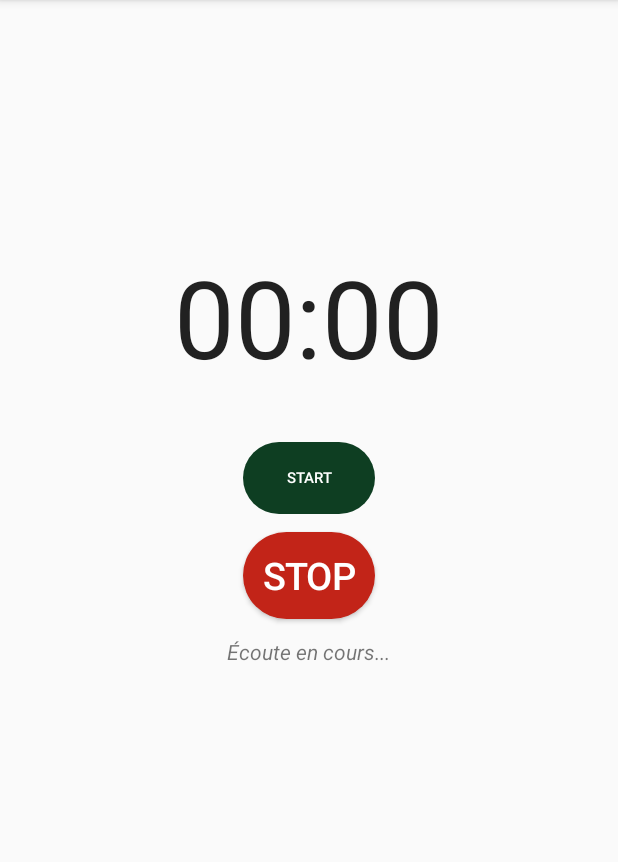
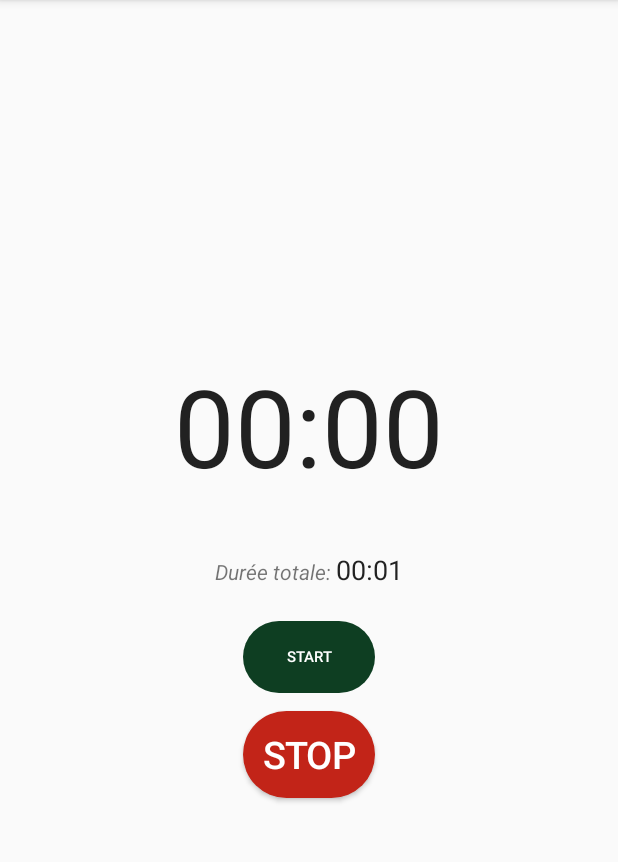
Before and after one commit to Epye/PTUT_temps_de_parole, an Android app: the screen it shows after launch (MainActivity), after a tap on "START", on a phone screen of 412 x 824 dp, the part 84-946 px from its top. Run offline under Robolectric (Android 15) with nearby library versions, the phone set to English and light mode, and no system bars.

Commit message:
add chronometer total duration + alertdialog recap

```diff
--- a/Record_Audio_Test/app/src/main/java/fr/lannier/iem/record_audio_test/MainActivity.java
+++ b/Record_Audio_Test/app/src/main/java/fr/lannier/iem/record_audio_test/MainActivity.java
@@ -1,13 +1,15 @@
 package fr.lannier.iem.record_audio_test;
 
+import android.content.DialogInterface;
 import android.os.Bundle;
 import android.os.Environment;
 import android.os.SystemClock;
+import android.support.v7.app.AlertDialog;
 import android.support.v7.app.AppCompatActivity;
 import android.view.View;
 import android.widget.Button;
 import android.widget.Chronometer;
-import android.widget.TextView;
+import android.widget.Toast;
 
 import java.io.File;
 import java.io.FileOutputStream;
@@ -24,24 +26,24 @@ public class MainActivity extends AppCompatActivity {
     long timeWhenStopped = 0;
     Button btnStop;
     Button btnStart;
+    Chronometer totalChrono;
 
     @Override
     protected void onCreate(Bundle savedInstanceState) {
         super.onCreate(savedInstanceState);
         setContentView(R.layout.activity_main);
         chrono=(Chronometer) findViewById(R.id.chronometer);
+        totalChrono=(Chronometer) findViewById(R.id.chronometerTotal);
         sm=new SoundMeter(MainActivity.this);
         th=new Thread(sm);
 
-
-
-        final TextView tvData=(TextView) findViewById(R.id.data);
 
         btnStart = (Button)findViewById(R.id.button);
         btnStart.setOnClickListener(new Button.OnClickListener() {
             @Override
             public void onClick(View v) {
-                tvData.setText("Écoute en cours...");
+                totalChrono.setBase(SystemClock.elapsedRealtime());
+                totalChrono.start();
                 sm=new SoundMeter(MainActivity.this);
                 timeWhenStopped=0;
                 th=new Thread(sm);
@@ -60,16 +62,28 @@ public class MainActivity extends AppCompatActivity {
         btnStop.setOnClickListener(new Button.OnClickListener() {
             @Override
             public void onClick(View v) {
+                totalChrono.stop();
                 chrono.stop();
                 writeToFile(sm.getData());
                 sm.stopChrono();
-                tvData.setText("Durée: "+chrono.getText());
                 btnStop.setTextSize(10);
                 btnStart.setTextSize(25);
                 btnStop.setEnabled(false);
                 btnStart.setEnabled(true);
                 btnStart.setBackgroundResource(R.drawable.round_button_start);
                 btnStop.setBackgroundResource(R.drawable.round_button_stop_disabled);
+
+                final AlertDialog.Builder builder = new AlertDialog.Builder(MainActivity.this);
+                builder.setMessage("Temps de parole: "+chrono.getText()+"\n\nDurée totale: "+totalChrono.getText());
+                builder.setTitle("Récapitulatif");
+                builder.setPositiveButton("Ok", new DialogInterface.OnClickListener() {
+                    @Override
+                    public void onClick(DialogInterface dialogInterface, int i) {
+                    }
+                });
+                AlertDialog alert = builder.create();
+                alert.show();
+                Toast.makeText(MainActivity.this, "Temps de parole: "+chrono.getText()+", total: "+totalChrono.getText(), Toast.LENGTH_SHORT).show();
             }
         });
     }
--- a/Record_Audio_Test/app/src/main/res/layout/activity_main.xml
+++ b/Record_Audio_Test/app/src/main/res/layout/activity_main.xml
@@ -1,15 +1,44 @@
 <?xml version="1.0" encoding="utf-8"?>
-<RelativeLayout xmlns:android="http://schemas.android.com/apk/res/android"
+<LinearLayout xmlns:android="http://schemas.android.com/apk/res/android"
     xmlns:tools="http://schemas.android.com/tools"
+    android:orientation="vertical"
+    android:layout_gravity="center"
+    android:gravity="center"
     android:layout_width="match_parent"
     android:layout_height="match_parent">
+
+    <Chronometer
+        android:id="@+id/chronometer"
+        android:layout_width="wrap_content"
+        android:layout_height="wrap_content"
+        android:layout_marginBottom="35dp"
+        android:textSize="72sp"/>
+
+    <LinearLayout
+        android:id="@+id/duree_totale"
+        android:layout_marginBottom="22dp"
+        android:layout_width="wrap_content"
+        android:layout_height="wrap_content">
+
+    <TextView
+        android:layout_width="wrap_content"
+        android:layout_height="wrap_content"
+        android:textStyle="italic"
+        android:text="Durée totale: "/>
+
+
+        <Chronometer
+            android:id="@+id/chronometerTotal"
+            android:layout_width="wrap_content"
+            android:layout_height="wrap_content"
+            android:textSize="18sp"/>
+
+    </LinearLayout>
 
     <Button
         android:id="@+id/button"
         android:layout_width="wrap_content"
         android:layout_height="wrap_content"
-        android:layout_above="@+id/button2"
-        android:layout_centerHorizontal="true"
         android:layout_marginBottom="12dp"
         android:background="@drawable/round_button_start"
         android:padding="12dp"
@@ -27,71 +56,7 @@
         android:enabled="false"
         android:textColor="@android:color/white"
         android:id="@+id/button2"
-        android:layout_centerVertical="true"
-        android:layout_centerHorizontal="true"
         />
 
-    <TextView
-        android:id="@+id/data"
-        android:layout_width="wrap_content"
-        android:layout_height="wrap_content"
-        android:layout_below="@+id/button2"
-        android:layout_centerHorizontal="true"
-        android:layout_marginTop="12dp"
-        android:textStyle="italic" />
 
-    <Chronometer
-        android:id="@+id/chronometer"
-        android:layout_width="wrap_content"
-        android:layout_height="wrap_content"
-        android:layout_above="@+id/button"
-        android:layout_marginBottom="35dp"
-        android:textSize="72sp"
-        android:layout_centerHorizontal="true"/>
-
-    <!--<Button
-        android:layout_width="wrap_content"
-        android:layout_height="wrap_content"
-        android:text="Record"
-        android:id="@+id/button"
-        android:layout_alignParentLeft="true"
-        android:layout_marginTop="37dp"
-        />
-
-    <Button
-        android:layout_width="wrap_content"
-        android:layout_height="wrap_content"
-        android:text="STOP"
-        android:id="@+id/button2"
-        android:layout_alignTop="@+id/button"
-        android:layout_centerHorizontal="true"
-        />
-
-    <Button
-        android:layout_width="wrap_content"
-        android:layout_height="wrap_content"
-        android:text="Play"
-        android:id="@+id/button3"
-        android:layout_alignTop="@+id/button2"
-        android:layout_alignParentRight="true"
-        android:layout_alignParentEnd="true"
-        />
-
-    <Button
-        android:layout_width="wrap_content"
-        android:layout_height="wrap_content"
-        android:text="STOP PLAYING RECORDING "
-        android:id="@+id/button4"
-        android:layout_below="@+id/button2"
-        android:layout_centerHorizontal="true"
-        android:layout_marginTop="10dp"
-        />
-
-    <TextView
-        android:layout_width="wrap_content"
-        android:layout_height="wrap_content"
-        android:id="@+id/tv"
-        android:layout_below="@+id/button4"
-        />
-        -->
-</RelativeLayout>
+</LinearLayout>
```
